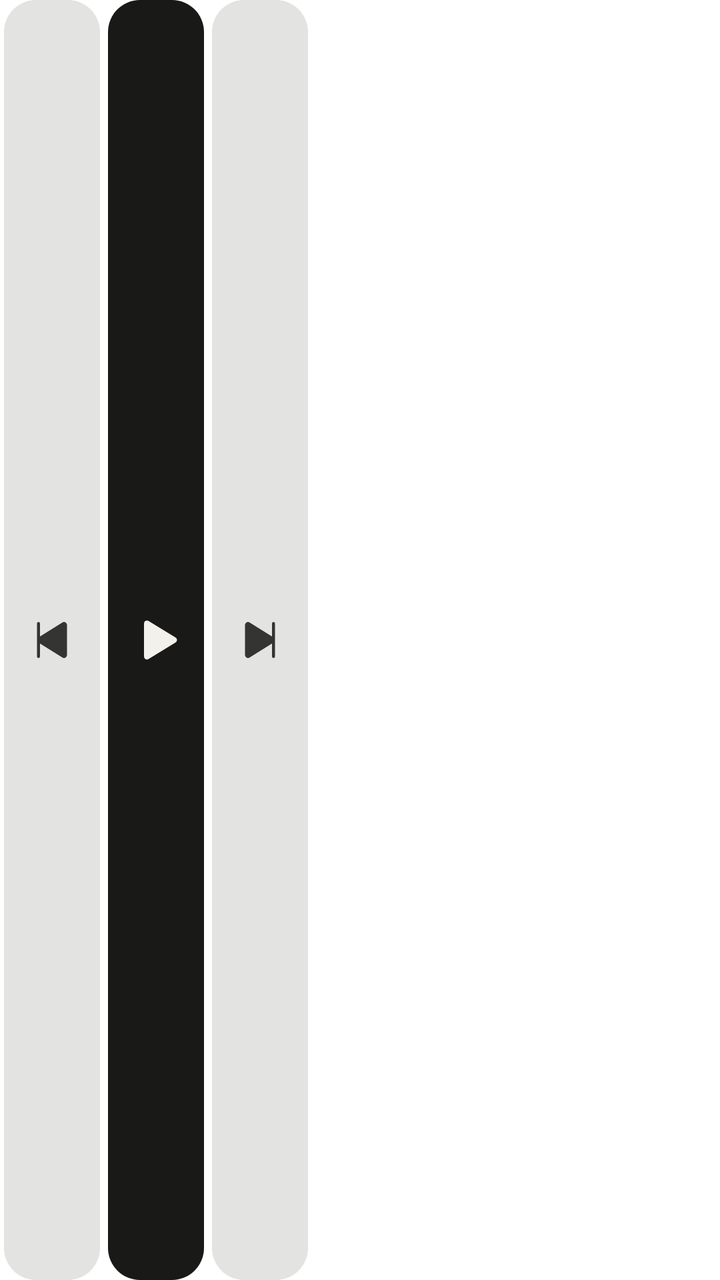
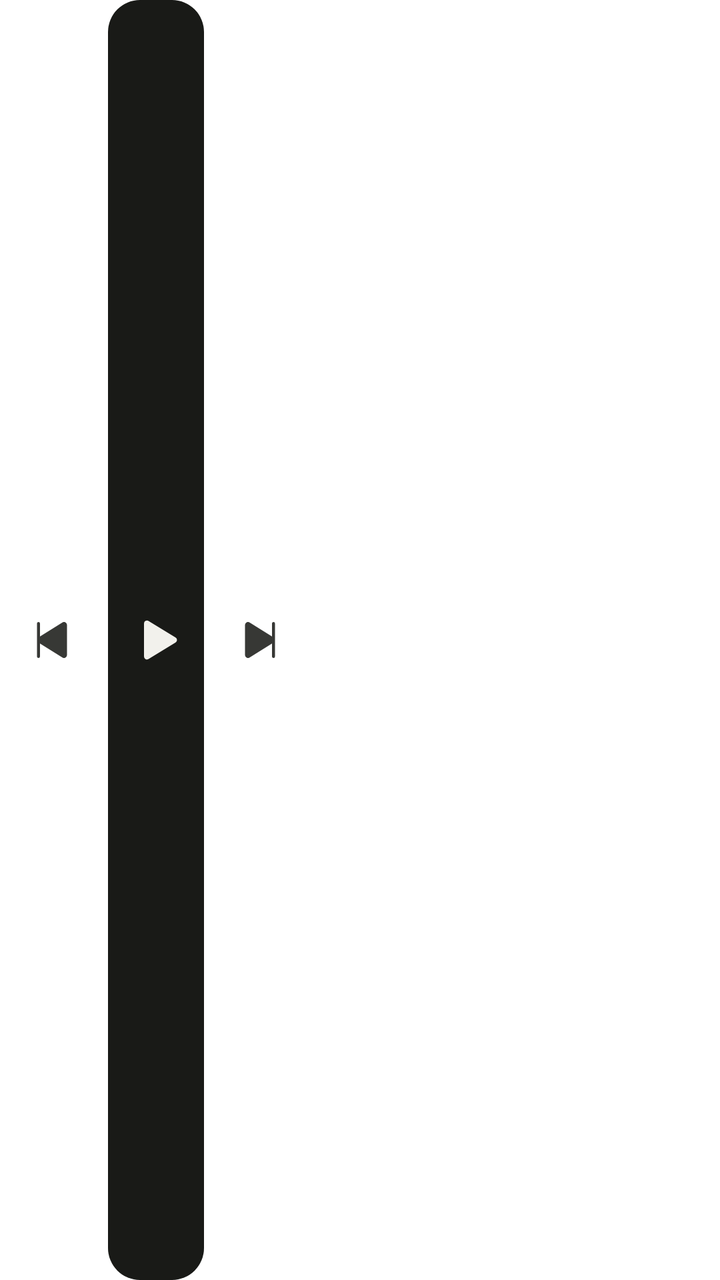

The first picture is an Android layout as it rendered before a commit; the second is the same layout after the commit. The layout source and the unified diff follow.
<!-- AndroidManifest.xml: application theme Theme.Amsel.Starting -->
<!-- res/layout/widget_buttons_bar.xml -->
<?xml version="1.0" encoding="utf-8"?>
<LinearLayout xmlns:android="http://schemas.android.com/apk/res/android"
    android:id="@+id/widget_row"
    android:layout_width="match_parent"
    android:layout_height="match_parent"
    android:baselineAligned="false"
    android:orientation="horizontal">

    <FrameLayout
        android:id="@+id/widget_slot_1"
        android:layout_width="@dimen/widget_bar_cell"
        android:layout_height="match_parent"
        android:background="@drawable/widget_cell_light">

        <ImageView
            android:id="@+id/widget_glyph_1"
            android:layout_width="24dp"
            android:layout_height="24dp"
            android:layout_gravity="center"
            android:importantForAccessibility="no"
            android:src="@drawable/ic_skip_previous"
            android:tint="@color/widget_glyph_light"
            android:tintMode="src_in" />

        <ImageView
            android:id="@+id/widget_face_1"
            android:layout_width="28dp"
            android:layout_height="28dp"
            android:layout_gravity="center"
            android:importantForAccessibility="no"
            android:visibility="gone" />
    </FrameLayout>

    <FrameLayout
        android:id="@+id/widget_slot_2"
        android:layout_width="@dimen/widget_bar_cell"
        android:layout_height="match_parent"
        android:background="@drawable/widget_cell_play_light">

        <ImageView
            android:id="@+id/widget_glyph_2"
            android:layout_width="24dp"
            android:layout_height="24dp"
            android:layout_gravity="center"
            android:importantForAccessibility="no"
            android:src="@drawable/ic_play"
            android:tint="@color/widget_on_disc_light"
            android:tintMode="src_in" />

        <ImageView
            android:id="@+id/widget_face_2"
            android:layout_width="28dp"
            android:layout_height="28dp"
            android:layout_gravity="center"
            android:importantForAccessibility="no"
            android:visibility="gone" />
    </FrameLayout>

    <FrameLayout
        android:id="@+id/widget_slot_3"
        android:layout_width="@dimen/widget_bar_cell"
        android:layout_height="match_parent"
        android:background="@drawable/widget_cell_light">

        <ImageView
            android:id="@+id/widget_glyph_3"
            android:layout_width="24dp"
            android:layout_height="24dp"
            android:layout_gravity="center"
            android:importantForAccessibility="no"
            android:src="@drawable/ic_skip_next"
            android:tint="@color/widget_glyph_light"
            android:tintMode="src_in" />

        <ImageView
            android:id="@+id/widget_face_3"
            android:layout_width="28dp"
            android:layout_height="28dp"
            android:layout_gravity="center"
            android:importantForAccessibility="no"
            android:visibility="gone" />
    </FrameLayout>

    <FrameLayout
        android:id="@+id/widget_slot_4"
        android:layout_width="@dimen/widget_bar_cell"
        android:layout_height="match_parent"
        android:background="@drawable/widget_cell_light"
        android:visibility="gone">

        <ImageView
            android:id="@+id/widget_glyph_4"
            android:layout_width="24dp"
            android:layout_height="24dp"
            android:layout_gravity="center"
            android:importantForAccessibility="no"
            android:src="@drawable/ic_speaker"
            android:tint="@color/widget_glyph_light"
            android:tintMode="src_in" />

        <ImageView
            android:id="@+id/widget_face_4"
            android:layout_width="28dp"
            android:layout_height="28dp"
            android:layout_gravity="center"
            android:importantForAccessibility="no"
            android:visibility="gone" />
    </FrameLayout>
</LinearLayout>
<!-- resources referenced by this layout -->
<resources>
  <color name="widget_glyph_light">#DE191A17</color>
  <color name="widget_on_disc_light">#FFF2F1EC</color>
  <dimen name="widget_bar_cell">52dp</dimen>
  <!-- drawable ic_skip_next (drawable) -->
  <?xml version="1.0" encoding="utf-8"?>
  <vector xmlns:android="http://schemas.android.com/apk/res/android"
      android:width="24dp"
      android:height="24dp"
      android:autoMirrored="false"
      android:tint="?android:attr/colorControlNormal"
      android:viewportWidth="256"
      android:viewportHeight="256">
      <path
          android:fillColor="@android:color/white"
          android:pathData="M208,40V216a8,8,0,0,1-16,0V146.77L72.43,221.55A15.95,15.95,0,0,1,48,208.12V47.88A15.95,15.95,0,0,1,72.43,34.45L192,109.23V40a8,8,0,0,1,16,0Z" />
  </vector>
  <!-- drawable ic_skip_previous (drawable) -->
  <?xml version="1.0" encoding="utf-8"?>
  <vector xmlns:android="http://schemas.android.com/apk/res/android"
      android:width="24dp"
      android:height="24dp"
      android:autoMirrored="false"
      android:tint="?android:attr/colorControlNormal"
      android:viewportWidth="256"
      android:viewportHeight="256">
      <path
          android:fillColor="@android:color/white"
          android:pathData="M208,47.88V208.12a16,16,0,0,1-24.43,13.43L64,146.77V216a8,8,0,0,1-16,0V40a8,8,0,0,1,16,0v69.23L183.57,34.45A15.95,15.95,0,0,1,208,47.88Z" />
  </vector>
  <!-- drawable widget_cell_light (drawable) -->
  <?xml version="1.0" encoding="utf-8"?>
  <inset xmlns:android="http://schemas.android.com/apk/res/android"
      android:insetLeft="@dimen/widget_cell_inset"
      android:insetRight="@dimen/widget_cell_inset">
      <selector>
          <item android:state_pressed="true">
              <layer-list>
                  <item>
                      <shape android:shape="rectangle">
                          <solid android:color="@color/widget_cell_light" />
                          <corners android:radius="@dimen/widget_cell_radius" />
                      </shape>
                  </item>
                  <item>
                      <shape android:shape="rectangle">
                          <solid android:color="@color/widget_press_light" />
                          <corners android:radius="@dimen/widget_cell_radius" />
                      </shape>
                  </item>
              </layer-list>
          </item>
          <item>
              <shape android:shape="rectangle">
                  <solid android:color="@color/widget_cell_light" />
                  <corners android:radius="@dimen/widget_cell_radius" />
              </shape>
          </item>
      </selector>
  </inset>
  <style name="Theme.Amsel.Starting" parent="Theme.SplashScreen.IconBackground">
          <item name="windowSplashScreenBackground">@color/splash_background</item>
          <item name="windowSplashScreenAnimatedIcon">@drawable/ic_launcher_foreground</item>
          <item name="windowSplashScreenIconBackgroundColor">@color/ic_launcher_background</item>
          <item name="postSplashScreenTheme">@style/Theme.Amsel</item>
      </style>
  <dimen name="widget_cell_inset">2dp</dimen>
  <color name="widget_cell_light">#1F191A17</color>
  <dimen name="widget_cell_radius">16dp</dimen>
  <color name="widget_press_light">#14191A17</color>
  <color name="widget_disc_light">#FF191A17</color>
  <color name="widget_press_disc_light">#29F2F1EC</color>
  <color name="splash_background">#FFF2F1EC</color>
  <color name="ic_launcher_background">#FFF1E9DA</color>
  <style name="Theme.Amsel" parent="android:Theme.Material.Light.NoActionBar">
          <item name="android:windowBackground">@color/splash_background</item>
      </style>
  <!-- unchanged entries left out for length: 4 -->
</resources>

<!-- the commit's change to res/layout/widget_buttons_bar.xml (unified diff, before → after) -->
@@ -10,7 +10,7 @@
         android:id="@+id/widget_slot_1"
         android:layout_width="@dimen/widget_bar_cell"
         android:layout_height="match_parent"
-        android:background="@drawable/widget_cell_light">
+        android:background="@drawable/widget_bare_light">
 
         <ImageView
             android:id="@+id/widget_glyph_1"
@@ -60,7 +60,7 @@
         android:id="@+id/widget_slot_3"
         android:layout_width="@dimen/widget_bar_cell"
         android:layout_height="match_parent"
-        android:background="@drawable/widget_cell_light">
+        android:background="@drawable/widget_bare_light">
 
         <ImageView
             android:id="@+id/widget_glyph_3"
@@ -85,7 +85,7 @@
         android:id="@+id/widget_slot_4"
         android:layout_width="@dimen/widget_bar_cell"
         android:layout_height="match_parent"
-        android:background="@drawable/widget_cell_light"
+        android:background="@drawable/widget_bare_light"
         android:visibility="gone">
 
         <ImageView
@@ -106,4 +106,108 @@
             android:importantForAccessibility="no"
             android:visibility="gone" />
     </FrameLayout>
+
+    <FrameLayout
+        android:id="@+id/widget_slot_5"
+        android:layout_width="@dimen/widget_bar_cell"
+        android:layout_height="match_parent"
+        android:background="@drawable/widget_bare_light"
+        android:visibility="gone">
+
+        <ImageView
+            android:id="@+id/widget_glyph_5"
+            android:layout_width="24dp"
+            android:layout_height="24dp"
+            android:layout_gravity="center"
+            android:importantForAccessibility="no"
+            android:src="@drawable/ic_speaker"
+            android:tint="@color/widget_glyph_light"
+            android:tintMode="src_in" />
+
+        <ImageView
+            android:id="@+id/widget_face_5"
+            android:layout_width="28dp"
+            android:layout_height="28dp"
+            android:layout_gravity="center"
+            android:importantForAccessibility="no"
+            android:visibility="gone" />
+    </FrameLayout>
+
+    <FrameLayout
+        android:id="@+id/widget_slot_6"
+        android:layout_width="@dimen/widget_bar_cell"
+        android:layout_height="match_parent"
+        android:background="@drawable/widget_bare_light"
+        android:visibility="gone">
+
+        <ImageView
+            android:id="@+id/widget_glyph_6"
+            android:layout_width="24dp"
+            android:layout_height="24dp"
+            android:layout_gravity="center"
+            android:importantForAccessibility="no"
+            android:src="@drawable/ic_speaker"
+            android:tint="@color/widget_glyph_light"
+            android:tintMode="src_in" />
+
+        <ImageView
+            android:id="@+id/widget_face_6"
+            android:layout_width="28dp"
+            android:layout_height="28dp"
+            android:layout_gravity="center"
+            android:importantForAccessibility="no"
+            android:visibility="gone" />
+    </FrameLayout>
+
+    <FrameLayout
+        android:id="@+id/widget_slot_7"
+        android:layout_width="@dimen/widget_bar_cell"
+        android:layout_height="match_parent"
+        android:background="@drawable/widget_bare_light"
+        android:visibility="gone">
+
+        <ImageView
+            android:id="@+id/widget_glyph_7"
+            android:layout_width="24dp"
+            android:layout_height="24dp"
+            android:layout_gravity="center"
+            android:importantForAccessibility="no"
+            android:src="@drawable/ic_speaker"
+            android:tint="@color/widget_glyph_light"
+            android:tintMode="src_in" />
+
+        <ImageView
+            android:id="@+id/widget_face_7"
+            android:layout_width="28dp"
+            android:layout_height="28dp"
+            android:layout_gravity="center"
+            android:importantForAccessibility="no"
+            android:visibility="gone" />
+    </FrameLayout>
+
+    <FrameLayout
+        android:id="@+id/widget_slot_8"
+        android:layout_width="@dimen/widget_bar_cell"
+        android:layout_height="match_parent"
+        android:background="@drawable/widget_bare_light"
+        android:visibility="gone">
+
+        <ImageView
+            android:id="@+id/widget_glyph_8"
+            android:layout_width="24dp"
+            android:layout_height="24dp"
+            android:layout_gravity="center"
+            android:importantForAccessibility="no"
+            android:src="@drawable/ic_speaker"
+            android:tint="@color/widget_glyph_light"
+            android:tintMode="src_in" />
+
+        <ImageView
+            android:id="@+id/widget_face_8"
+            android:layout_width="28dp"
+            android:layout_height="28dp"
+            android:layout_gravity="center"
+            android:importantForAccessibility="no"
+            android:visibility="gone" />
+    </FrameLayout>
 </LinearLayout>
<!-- resource entries referenced after the edit -->
@@ -29,34 +29,19 @@
           android:fillColor="@android:color/white"
           android:pathData="M208,47.88V208.12a16,16,0,0,1-24.43,13.43L64,146.77V216a8,8,0,0,1-16,0V40a8,8,0,0,1,16,0v69.23L183.57,34.45A15.95,15.95,0,0,1,208,47.88Z" />
   </vector>
-  <!-- drawable widget_cell_light (drawable) -->
+  <!-- drawable widget_bare_light (drawable) -->
   <?xml version="1.0" encoding="utf-8"?>
   <inset xmlns:android="http://schemas.android.com/apk/res/android"
       android:insetLeft="@dimen/widget_cell_inset"
       android:insetRight="@dimen/widget_cell_inset">
       <selector>
           <item android:state_pressed="true">
-              <layer-list>
-                  <item>
-                      <shape android:shape="rectangle">
-                          <solid android:color="@color/widget_cell_light" />
-                          <corners android:radius="@dimen/widget_cell_radius" />
-                      </shape>
-                  </item>
-                  <item>
-                      <shape android:shape="rectangle">
-                          <solid android:color="@color/widget_press_light" />
-                          <corners android:radius="@dimen/widget_cell_radius" />
-                      </shape>
-                  </item>
-              </layer-list>
-          </item>
-          <item>
               <shape android:shape="rectangle">
                   <solid android:color="@color/widget_cell_light" />
                   <corners android:radius="@dimen/widget_cell_radius" />
               </shape>
           </item>
+          <item android:drawable="@android:color/transparent" />
       </selector>
   </inset>
   <style name="Theme.Amsel.Starting" parent="Theme.SplashScreen.IconBackground">
@@ -68,7 +53,6 @@
   <dimen name="widget_cell_inset">2dp</dimen>
   <color name="widget_cell_light">#1F191A17</color>
   <dimen name="widget_cell_radius">16dp</dimen>
-  <color name="widget_press_light">#14191A17</color>
   <color name="widget_disc_light">#FF191A17</color>
   <color name="widget_press_disc_light">#29F2F1EC</color>
   <color name="splash_background">#FFF2F1EC</color>
